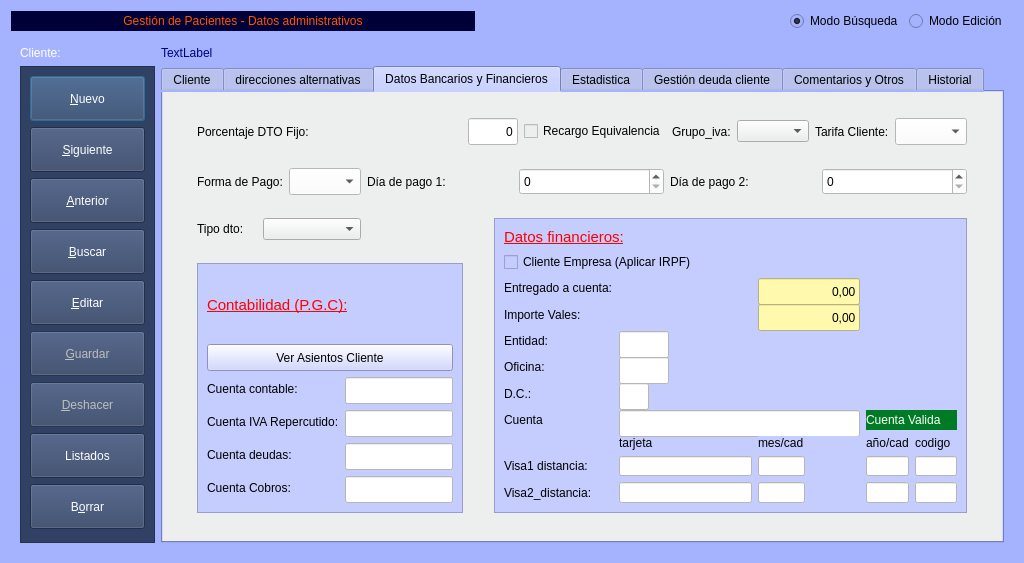
The window that Zona_Pacientes/frmClientes.ui (arcnexus/RedFoX) describes before a commit, drawn with Qt 5.
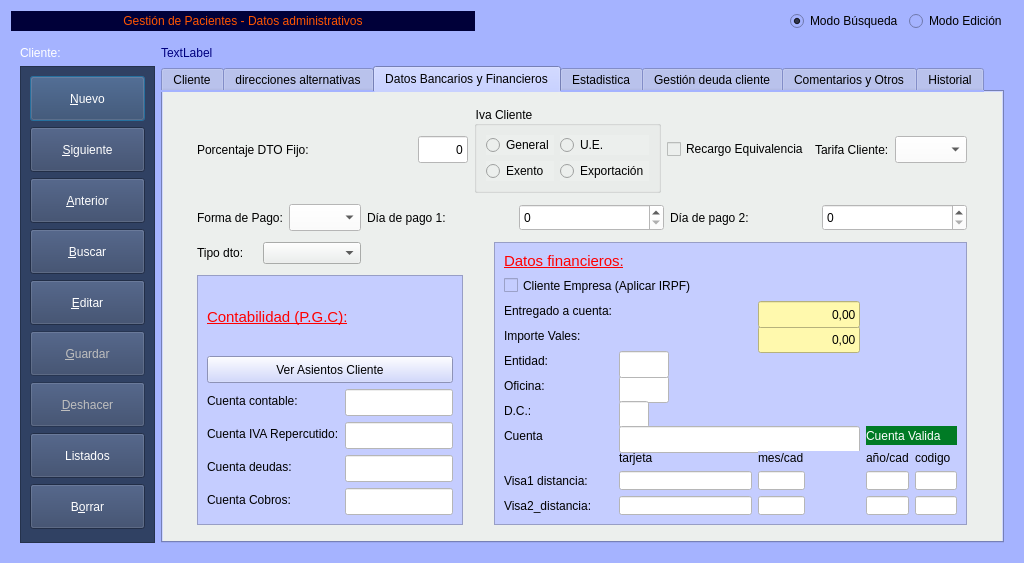
The same window after the commit. The open tabs and pages were chosen to show the change. Icons and pictures are not drawn. Custom widgets are drawn as their Qt base class.

What changed in the file:
```diff
--- a/Zona_Pacientes/frmClientes.ui
+++ b/Zona_Pacientes/frmClientes.ui
@@ -2011,6 +2011,49 @@
                </item>
               </layout>
              </item>
+             <item>
+              <widget class="QGroupBox" name="groupBox">
+               <property name="minimumSize">
+                <size>
+                 <width>182</width>
+                 <height>0</height>
+                </size>
+               </property>
+               <property name="title">
+                <string>Iva Cliente</string>
+               </property>
+               <layout class="QGridLayout" name="gridLayout_29">
+                <item row="0" column="1">
+                 <widget class="QRadioButton" name="radUE">
+                  <property name="text">
+                   <string>U.E.</string>
+                  </property>
+                 </widget>
+                </item>
+                <item row="0" column="0">
+                 <widget class="QRadioButton" name="radGeneral">
+                  <property name="text">
+                   <string>General</string>
+                  </property>
+                 </widget>
+                </item>
+                <item row="1" column="0">
+                 <widget class="QRadioButton" name="radExcento">
+                  <property name="text">
+                   <string>Exento</string>
+                  </property>
+                 </widget>
+                </item>
+                <item row="1" column="1">
+                 <widget class="QRadioButton" name="radExportacion">
+                  <property name="text">
+                   <string>Exportación</string>
+                  </property>
+                 </widget>
+                </item>
+               </layout>
+              </widget>
+             </item>
              <item>
               <widget class="QCheckBox" name="chkrecargo_equivalencia">
                <property name="styleSheet">
@@ -2021,16 +2064,6 @@
                </property>
               </widget>
              </item>
-             <item>
-              <widget class="QLabel" name="label_64">
-               <property name="text">
-                <string>Grupo_iva:</string>
-               </property>
-              </widget>
-             </item>
-             <item>
-              <widget class="QComboBox" name="cboGrupo_Iva"/>
-             </item>
              <item>
               <widget class="QLabel" name="label_33">
                <property name="text">
```
Left out of the diff: 4 changed lines with no effect on the pictures.
